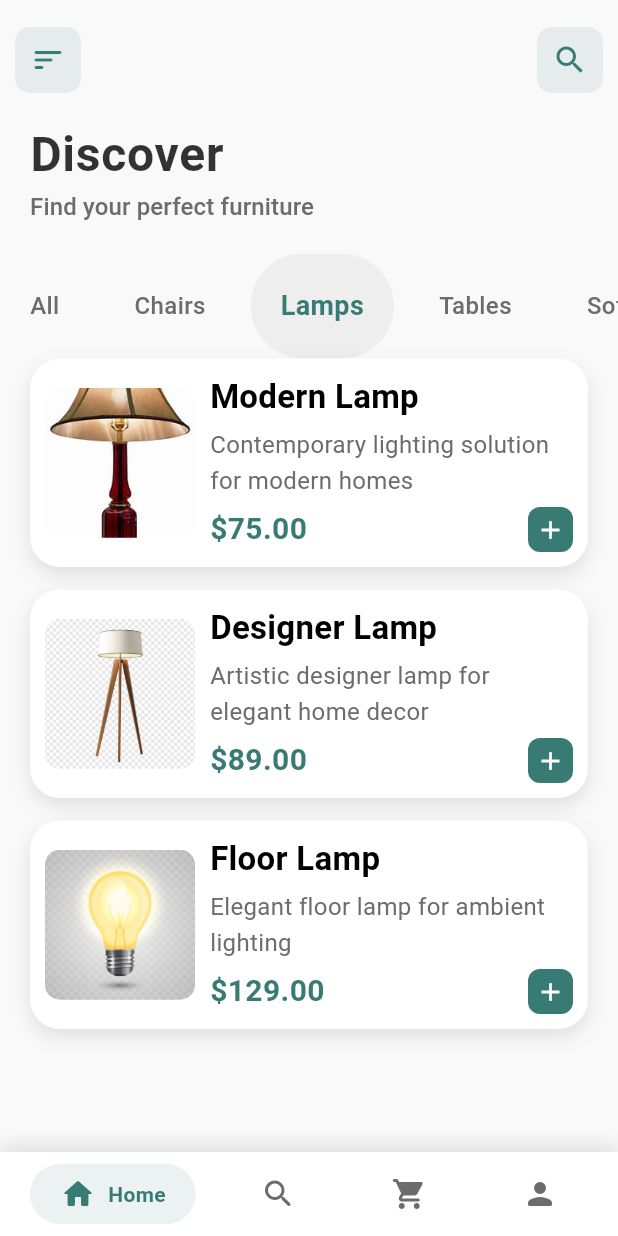
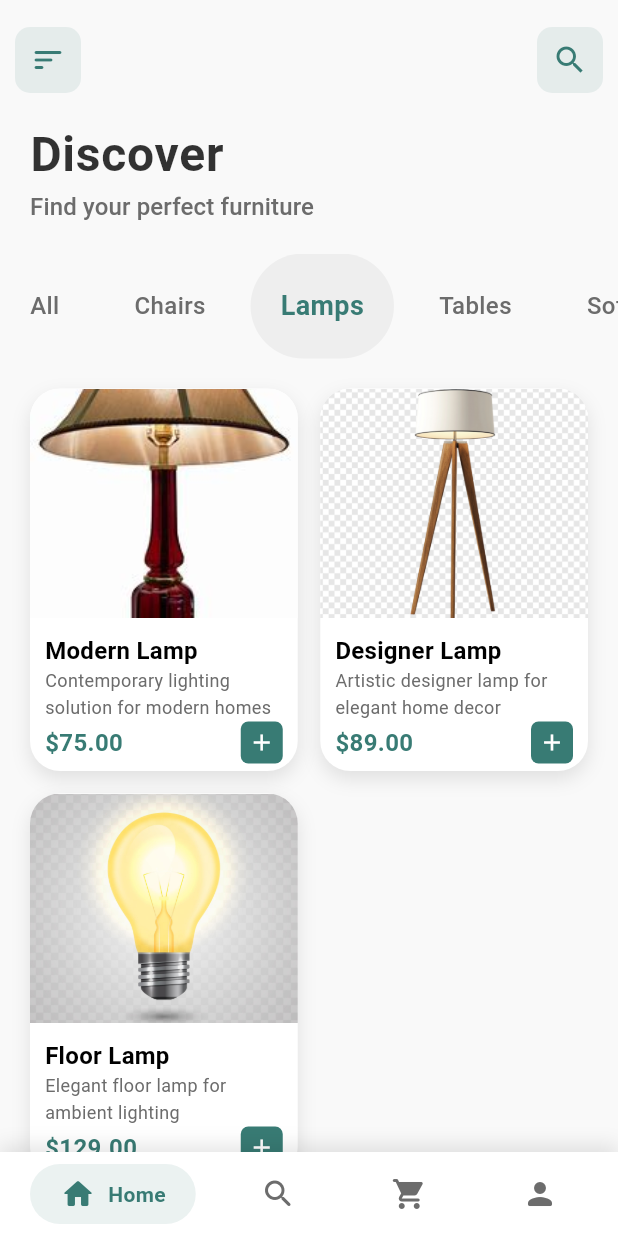
Before and after one commit to jamalihassan0307/Furniture-App-Flutter, a Flutter app: the HomePage screen opened directly, after a tap on "Chairs", after a tap on "Lamps", on a phone screen of 412 x 824 dp. Run offline on Flutter 3.47's test engine with Material 3 defaults, Android fonts, the phone set to English and light mode, and no system bars.

Commit message:
home page grid

```diff
--- a/lib/page/home_page.dart
+++ b/lib/page/home_page.dart
@@ -4,7 +4,7 @@ import 'package:uidesign03/core/space.dart';
 import 'package:uidesign03/core/text_style.dart';
 import 'package:uidesign03/data/model_data.dart';
 import 'package:uidesign03/widgets/Custom_app_bar.dart';
-import 'package:uidesign03/widgets/item_card.dart';
+import 'package:uidesign03/widgets/grid_item_card.dart';
 import 'package:uidesign03/widgets/tabbar_button.dart';
 import 'package:uidesign03/page/search_page.dart';
 
@@ -16,6 +16,7 @@ class HomePage extends StatefulWidget {
 class _HomePageState extends State<HomePage> {
   int selectedCategory = 0;
   int selectedNavIndex = 0;
+  final PageController _pageController = PageController();
 
   List get filteredModels {
     if (selectedCategory == 0) {
@@ -39,10 +40,60 @@ class _HomePageState extends State<HomePage> {
   }
 
   @override
+  void dispose() {
+    _pageController.dispose();
+    super.dispose();
+  }
+
+  @override
   Widget build(BuildContext context) {
     return Scaffold(
       backgroundColor: background,
-      body: SafeArea(
+      body: PageView(
+        controller: _pageController,
+        onPageChanged: (index) {
+          setState(() {
+            selectedNavIndex = index;
+          });
+        },
+        children: [
+          _buildHomePage(),
+          SearchPage(),
+          _buildCartPage(),
+          _buildProfilePage(),
+        ],
+      ),
+      bottomNavigationBar: Container(
+        decoration: BoxDecoration(
+          color: white,
+          boxShadow: [
+            BoxShadow(
+              color: black.withOpacity(0.1),
+              blurRadius: 10,
+              offset: Offset(0, -5),
+            ),
+          ],
+        ),
+        child: SafeArea(
+          child: Padding(
+            padding: EdgeInsets.symmetric(horizontal: 20, vertical: 8),
+            child: Row(
+              mainAxisAlignment: MainAxisAlignment.spaceBetween,
+              children: [
+                _buildNavItem(0, Icons.home_rounded, 'Home'),
+                _buildNavItem(1, Icons.search_rounded, 'Search'),
+                _buildNavItem(2, Icons.shopping_cart_rounded, 'Cart'),
+                _buildNavItem(3, Icons.person_rounded, 'Profile'),
+              ],
+            ),
+          ),
+        ),
+      ),
+    );
+  }
+
+  Widget _buildHomePage() {
+    return SafeArea(
       child: Column(
         mainAxisAlignment: MainAxisAlignment.start,
         crossAxisAlignment: CrossAxisAlignment.start,
@@ -79,44 +130,75 @@ class _HomePageState extends State<HomePage> {
             ),
           ),
           Expanded(
-              child: ListView.builder(
-                padding: EdgeInsets.symmetric(horizontal: 20.0),
-                physics: BouncingScrollPhysics(),
+            child: GridView.builder(
+              padding: EdgeInsets.all(20),
+              gridDelegate: SliverGridDelegateWithFixedCrossAxisCount(
+                crossAxisCount: 2,
+                childAspectRatio: 0.7,
+                crossAxisSpacing: 15,
+                mainAxisSpacing: 15,
+              ),
               itemCount: filteredModels.length,
-                itemBuilder: (builder, index) {
-                  final model = filteredModels[index];
-                  return ItemCard(model: model);
+              itemBuilder: (context, index) {
+                return GridItemCard(model: filteredModels[index]);
               },
             ),
           ),
         ],
       ),
+    );
+  }
+
+  Widget _buildCartPage() {
+    return Center(
+      child: Column(
+        mainAxisAlignment: MainAxisAlignment.center,
+        children: [
+          Icon(
+            Icons.shopping_cart_outlined,
+            size: 100,
+            color: primary.withOpacity(0.5),
           ),
-      bottomNavigationBar: Container(
-        decoration: BoxDecoration(
-          color: white,
-          boxShadow: [
-            BoxShadow(
-              color: black.withOpacity(0.1),
-              blurRadius: 10,
-              offset: Offset(0, -5),
+          SizedBox(height: 20),
+          Text(
+            'Your Cart is Empty',
+            style: heading.copyWith(
+              color: primary,
+              fontSize: 24,
+            ),
           ),
         ],
       ),
-        child: SafeArea(
-          child: Padding(
-            padding: EdgeInsets.symmetric(horizontal: 20, vertical: 8),
-            child: Row(
-              mainAxisAlignment: MainAxisAlignment.spaceBetween,
+    );
+  }
+
+  Widget _buildProfilePage() {
+    return Center(
+      child: Column(
+        mainAxisAlignment: MainAxisAlignment.center,
         children: [
-                _buildNavItem(0, Icons.home_rounded, 'Home'),
-                _buildNavItem(1, Icons.search_rounded, 'Search'),
-                _buildNavItem(2, Icons.shopping_cart_rounded, 'Cart'),
-                _buildNavItem(3, Icons.person_rounded, 'Profile'),
-              ],
+          Container(
+            width: 120,
+            height: 120,
+            decoration: BoxDecoration(
+              shape: BoxShape.circle,
+              color: primary.withOpacity(0.1),
+            ),
+            child: Icon(
+              Icons.person_outline,
+              size: 60,
+              color: primary,
             ),
           ),
+          SizedBox(height: 20),
+          Text(
+            'Profile',
+            style: heading.copyWith(
+              color: primary,
+              fontSize: 24,
             ),
+          ),
+        ],
       ),
     );
   }
@@ -127,13 +209,12 @@ class _HomePageState extends State<HomePage> {
       onTap: () {
         setState(() {
           selectedNavIndex = index;
+          _pageController.animateToPage(
+            index,
+            duration: Duration(milliseconds: 300),
+            curve: Curves.easeInOut,
+          );
         });
-        if (index == 1) {
-          Navigator.push(
-            context,
-            MaterialPageRoute(builder: (context) => SearchPage()),
-          );
-        }
       },
       child: AnimatedContainer(
         duration: Duration(milliseconds: 200),
```
Lines whose indentation alone changed are shown as unchanged.
